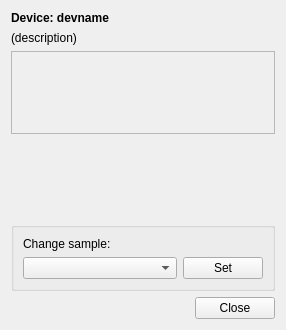
This is nicos_ess/gui/panels/ui_files/sample.ui in ess-dmsc/nicos as Qt 5 draws it before an edit. The edited form follows.
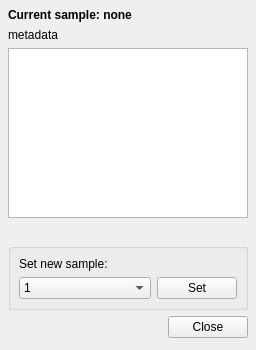
This is the edited form.

Commit message: can pick new sample and load

Diff of the .ui file:
```diff
--- a/nicos_ess/gui/panels/ui_files/sample.ui
+++ b/nicos_ess/gui/panels/ui_files/sample.ui
@@ -6,14 +6,26 @@
    <rect>
     <x>0</x>
     <y>0</y>
-    <width>286</width>
-    <height>330</height>
+    <width>256</width>
+    <height>350</height>
    </rect>
   </property>
   <property name="windowTitle">
    <string>Form</string>
   </property>
   <layout class="QVBoxLayout" name="main_layout">
+   <property name="leftMargin">
+    <number>8</number>
+   </property>
+   <property name="topMargin">
+    <number>8</number>
+   </property>
+   <property name="rightMargin">
+    <number>8</number>
+   </property>
+   <property name="bottomMargin">
+    <number>12</number>
+   </property>
    <item>
     <layout class="QVBoxLayout" name="verticalLayout">
      <item>
@@ -24,14 +36,14 @@
         </font>
        </property>
        <property name="text">
-        <string>Device: devname</string>
+        <string>Current sample: none</string>
        </property>
       </widget>
      </item>
      <item>
       <widget class="QLabel" name="description">
        <property name="text">
-        <string>(description)</string>
+        <string>metadata</string>
        </property>
        <property name="wordWrap">
         <bool>true</bool>
@@ -41,21 +53,7 @@
     </layout>
    </item>
    <item>
-    <widget class="QScrollArea" name="scrollArea">
-     <property name="widgetResizable">
-      <bool>true</bool>
-     </property>
-     <widget class="QWidget" name="scrollAreaWidgetContents">
-      <property name="geometry">
-       <rect>
-        <x>0</x>
-        <y>0</y>
-        <width>260</width>
-        <height>75</height>
-       </rect>
-      </property>
-     </widget>
-    </widget>
+    <widget class="QTableView" name="metadataTable"/>
    </item>
    <item>
     <spacer name="verticalSpacer">
@@ -76,13 +74,22 @@
       <string/>
      </property>
      <layout class="QVBoxLayout" name="verticalLayout_3">
-      <item>
-       <layout class="QHBoxLayout" name="horizontalLayout"/>
-      </item>
+      <property name="leftMargin">
+       <number>8</number>
+      </property>
+      <property name="topMargin">
+       <number>8</number>
+      </property>
+      <property name="rightMargin">
+       <number>8</number>
+      </property>
+      <property name="bottomMargin">
+       <number>8</number>
+      </property>
       <item>
        <widget class="QLabel" name="label">
         <property name="text">
-         <string>Change sample:</string>
+         <string>Set new sample:</string>
         </property>
        </widget>
       </item>
@@ -91,17 +98,47 @@
         <item>
          <widget class="QComboBox" name="comboBox">
           <property name="sizePolicy">
-           <sizepolicy hsizetype="Expanding" vsizetype="Fixed">
+           <sizepolicy hsizetype="MinimumExpanding" vsizetype="Fixed">
             <horstretch>0</horstretch>
             <verstretch>0</verstretch>
            </sizepolicy>
           </property>
+          <item>
+           <property name="text">
+            <string>1</string>
+           </property>
+          </item>
+          <item>
+           <property name="text">
+            <string>New Item</string>
+           </property>
+          </item>
+          <item>
+           <property name="text">
+            <string>2</string>
+           </property>
+          </item>
+          <item>
+           <property name="text">
+            <string>3</string>
+           </property>
+          </item>
+          <item>
+           <property name="text">
+            <string>4</string>
+           </property>
+          </item>
+          <item>
+           <property name="text">
+            <string>New Item</string>
+           </property>
+          </item>
          </widget>
         </item>
         <item>
          <widget class="QPushButton" name="pushButton">
           <property name="sizePolicy">
-           <sizepolicy hsizetype="Minimum" vsizetype="Fixed">
+           <sizepolicy hsizetype="Maximum" vsizetype="Fixed">
             <horstretch>0</horstretch>
             <verstretch>0</verstretch>
            </sizepolicy>
@@ -133,6 +170,15 @@
      </item>
      <item>
       <widget class="QPushButton" name="btn_close">
+       <property name="enabled">
+        <bool>true</bool>
+       </property>
+       <property name="sizePolicy">
+        <sizepolicy hsizetype="Fixed" vsizetype="Fixed">
+         <horstretch>0</horstretch>
+         <verstretch>0</verstretch>
+        </sizepolicy>
+       </property>
        <property name="text">
         <string>Close</string>
        </property>
```
Left out of the diff: 8 changed lines with no effect on the pictures. The commit also changes 1 other file.
